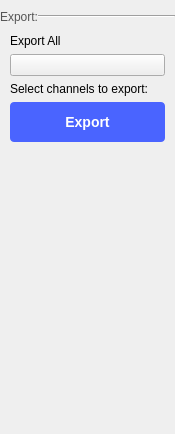
The window that ui/osc_export_settings.ui (analogdevicesinc/scopy) describes before a commit, drawn with Qt 5.
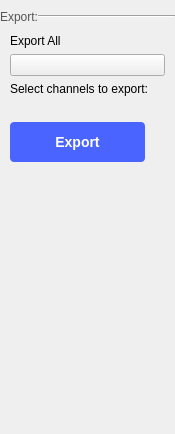
The same window after the commit. Custom widgets are drawn as their Qt base class.

Commit message:
osc_general_settings.ui: Adjusted size and added a title
Updated the size of the menu, created a container for the export
settings and also added a title with a horizontal line.

Diff of the .ui file:
```diff
--- a/ui/osc_export_settings.ui
+++ b/ui/osc_export_settings.ui
@@ -127,6 +127,23 @@
          </widget>
         </item>
         <item>
+         <layout class="QHBoxLayout" name="horizontalLayout_4">
+          <property name="spacing">
+           <number>0</number>
+          </property>
+          <property name="leftMargin">
+           <number>0</number>
+          </property>
+          <property name="topMargin">
+           <number>0</number>
+          </property>
+          <property name="rightMargin">
+           <number>0</number>
+          </property>
+          <property name="bottomMargin">
+           <number>0</number>
+          </property>
+          <item>
          <layout class="QVBoxLayout" name="dropDownLayout">
           <property name="leftMargin">
            <number>0</number>
@@ -137,6 +154,41 @@
          </layout>
         </item>
         <item>
+           <spacer name="horizontalSpacer_2">
+            <property name="orientation">
+             <enum>Qt::Horizontal</enum>
+            </property>
+            <property name="sizeType">
+             <enum>QSizePolicy::Preferred</enum>
+            </property>
+            <property name="sizeHint" stdset="0">
+             <size>
+              <width>20</width>
+              <height>20</height>
+             </size>
+            </property>
+           </spacer>
+          </item>
+         </layout>
+        </item>
+        <item>
+         <layout class="QHBoxLayout" name="horizontalLayout">
+          <property name="spacing">
+           <number>0</number>
+          </property>
+          <property name="leftMargin">
+           <number>0</number>
+          </property>
+          <property name="topMargin">
+           <number>0</number>
+          </property>
+          <property name="rightMargin">
+           <number>0</number>
+          </property>
+          <property name="bottomMargin">
+           <number>0</number>
+          </property>
+          <item>
          <widget class="QPushButton" name="btnExport">
           <property name="styleSheet">
            <string notr="true">height:40px;
@@ -153,6 +205,24 @@
            <string>Export</string>
           </property>
          </widget>
+          </item>
+          <item>
+           <spacer name="horizontalSpacer">
+            <property name="orientation">
+             <enum>Qt::Horizontal</enum>
+            </property>
+            <property name="sizeType">
+             <enum>QSizePolicy::Preferred</enum>
+            </property>
+            <property name="sizeHint" stdset="0">
+             <size>
+              <width>20</width>
+              <height>20</height>
+             </size>
+            </property>
+           </spacer>
+          </item>
+         </layout>
         </item>
        </layout>
       </item>
```
Lines whose indentation alone changed are shown as unchanged. The commit also changes 2 other files.
